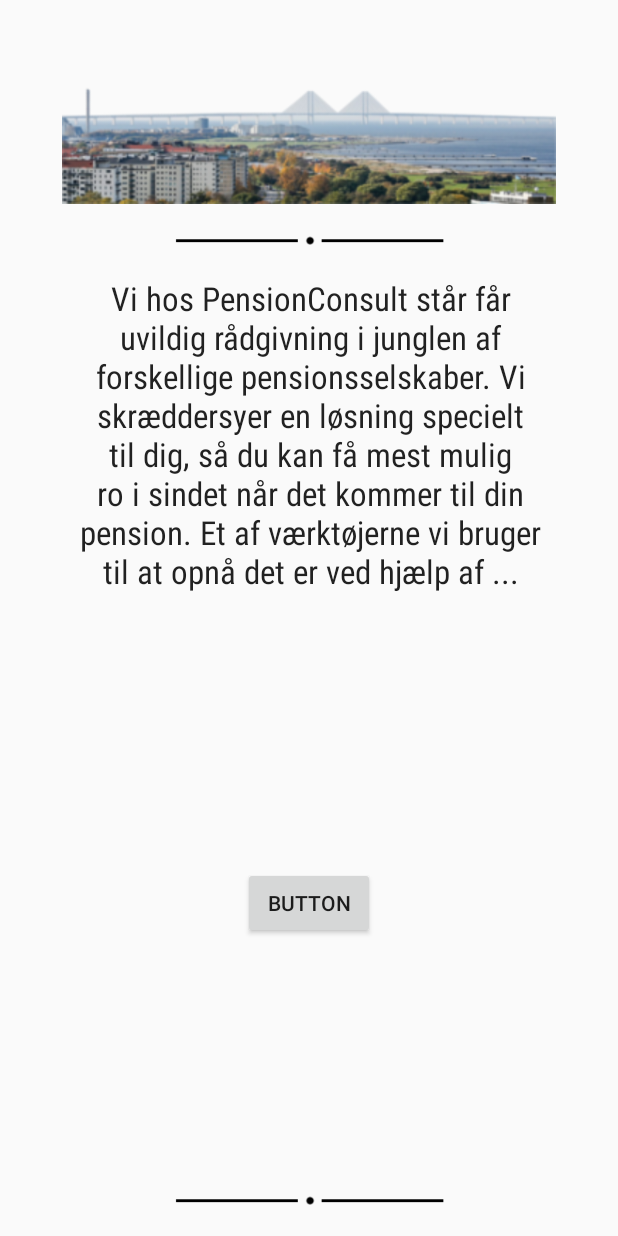
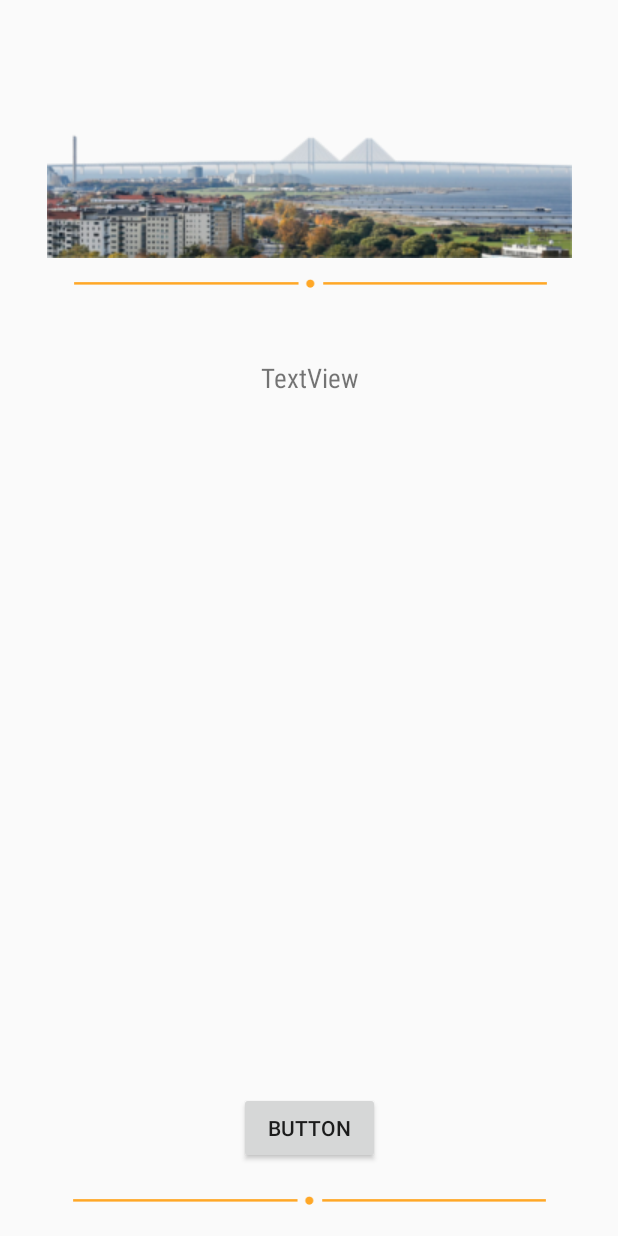
Before and after one commit to s147300/final_pensionconsult, an Android app: the layout activity_new__front_page.xml on its own in the app's theme, with its tools: preview values and no code run, on a phone screen of 412 x 824 dp. Run offline under Robolectric (Android 15) with nearby library versions, the phone set to English and light mode, and no system bars.

Commit message:
Testquestions: next button stops working unless you choose an anwser + changes color
FP: new frame

```diff
--- a/app/src/main/AndroidManifest.xml
+++ b/app/src/main/AndroidManifest.xml
@@ -12,7 +12,7 @@
         android:supportsRtl="true"
         android:theme="@style/AppTheme">
         <activity
-            android:name=".FrontPage"
+            android:name=".new_FrontPage"
             android:label="@string/app_name"
             android:theme="@style/AppTheme.NoActionBar">
             <intent-filter>
@@ -32,7 +32,6 @@
         <activity android:name=".Contact" />
         <activity android:name=".TestResult" />
         <activity android:name=".TestQuestions" />
-        <activity android:name=".new_FrontPage"></activity>
     </application>
 
 </manifest>
--- a/app/src/main/res/layout/activity_new__front_page.xml
+++ b/app/src/main/res/layout/activity_new__front_page.xml
@@ -4,72 +4,74 @@
     xmlns:tools="http://schemas.android.com/tools"
     android:layout_width="match_parent"
     android:layout_height="match_parent"
-    tools:context="com.example.jonathanlarsen.pensionconsultmainpage.new_FrontPage">
+    tools:context="com.example.jonathanlarsen.pensionconsultmainpage.new_FrontPage"
+    tools:layout_editor_absoluteY="25dp">
 
     <ImageView
-        android:id="@+id/imageView13"
-        android:layout_width="364dp"
+        android:id="@+id/imageView5"
+        android:layout_width="350dp"
+        android:layout_height="136dp"
+        android:layout_marginEnd="8dp"
+        android:layout_marginStart="8dp"
+        android:layout_marginTop="36dp"
+        app:layout_constraintEnd_toEndOf="parent"
+        app:layout_constraintStart_toStartOf="parent"
+        app:layout_constraintTop_toTopOf="parent"
+        app:srcCompat="@drawable/smallbridge" />
+
+
+    <Button
+        android:id="@+id/takeTestBut"
+        android:layout_width="94dp"
         android:layout_height="48dp"
+        android:layout_marginBottom="8dp"
+        android:layout_marginEnd="8dp"
+        android:layout_marginStart="8dp"
+        android:text="Button"
+        app:layout_constraintBottom_toTopOf="@+id/imageView8"
+        app:layout_constraintEnd_toEndOf="parent"
+        app:layout_constraintStart_toStartOf="parent" />
+
+    <ImageView
+        android:id="@+id/imageView7"
+        android:layout_width="319dp"
+        android:layout_height="wrap_content"
+        android:layout_marginEnd="8dp"
+        android:layout_marginStart="8dp"
+        app:layout_constraintEnd_toEndOf="parent"
+        app:layout_constraintHorizontal_bias="0.51"
+        app:layout_constraintStart_toStartOf="parent"
+        app:layout_constraintTop_toBottomOf="@+id/imageView5"
+        app:srcCompat="@drawable/sojle" />
+
+    <ImageView
+        android:id="@+id/imageView8"
+        android:layout_width="319dp"
+        android:layout_height="32dp"
+        android:layout_marginBottom="8dp"
         android:layout_marginEnd="8dp"
         android:layout_marginStart="8dp"
         app:layout_constraintBottom_toBottomOf="parent"
         app:layout_constraintEnd_toEndOf="parent"
         app:layout_constraintStart_toStartOf="parent"
-        app:srcCompat="@drawable/kjlg" />
-
-    <ImageView
-        android:id="@+id/imageView5"
-        android:layout_width="377dp"
-        android:layout_height="128dp"
-        android:layout_marginEnd="8dp"
-        android:layout_marginStart="8dp"
-        android:layout_marginTop="8dp"
-        app:layout_constraintEnd_toEndOf="parent"
-        app:layout_constraintStart_toStartOf="parent"
-        app:layout_constraintTop_toTopOf="parent"
-        app:srcCompat="@drawable/smallbridge" />
+        app:srcCompat="@drawable/sojle" />
 
     <TextView
         android:id="@+id/FPtext"
-        android:layout_width="323dp"
-        android:layout_height="243dp"
-        android:layout_marginEnd="8dp"
-        android:layout_marginStart="8dp"
-        android:fontFamily="sans-serif-condensed"
-        android:text="Vi hos PensionConsult står får uvildig rådgivning i junglen af forskellige pensionsselskaber. Vi skræddersyer en løsning specielt til dig, så du kan få mest mulig ro i sindet når det kommer til din pension. Et af værktøjerne vi bruger til at opnå det er ved hjælp af ..."
-        android:textAlignment="center"
-        android:textAllCaps="false"
-        android:textAppearance="@style/TextAppearance.AppCompat.Large"
-        android:typeface="normal"
-        android:visibility="visible"
-        app:layout_constraintEnd_toEndOf="parent"
-        app:layout_constraintHorizontal_bias="0.511"
-        app:layout_constraintStart_toStartOf="parent"
-        app:layout_constraintTop_toBottomOf="@+id/imageView12" />
-
-    <ImageView
-        android:id="@+id/imageView12"
-        android:layout_width="364dp"
-        android:layout_height="48dp"
-        android:layout_marginEnd="8dp"
-        android:layout_marginStart="8dp"
-        app:layout_constraintEnd_toEndOf="parent"
-        app:layout_constraintStart_toStartOf="parent"
-        app:layout_constraintTop_toBottomOf="@+id/imageView5"
-        app:srcCompat="@drawable/kjlg" />
-
-    <Button
-        android:id="@+id/button3"
-        android:layout_width="wrap_content"
-        android:layout_height="wrap_content"
+        android:layout_width="281dp"
+        android:layout_height="208dp"
         android:layout_marginBottom="8dp"
         android:layout_marginEnd="8dp"
         android:layout_marginStart="8dp"
         android:layout_marginTop="8dp"
-        android:text="Button"
-        app:layout_constraintBottom_toTopOf="@+id/imageView13"
+        android:fontFamily="sans-serif-condensed"
+        android:text="TextView"
+        android:textAlignment="center"
+        android:textSize="18sp"
+        app:layout_constraintBottom_toTopOf="@+id/takeTestBut"
         app:layout_constraintEnd_toEndOf="parent"
         app:layout_constraintStart_toStartOf="parent"
-        app:layout_constraintTop_toBottomOf="@+id/FPtext" />
+        app:layout_constraintTop_toBottomOf="@+id/imageView7"
+        app:layout_constraintVertical_bias="0.088" />
 
 </android.support.constraint.ConstraintLayout>
--- a/app/src/main/res/values/colors.xml
+++ b/app/src/main/res/values/colors.xml
@@ -3,4 +3,8 @@
     <color name="colorPrimary">#1382da</color>
     <color name="colorPrimaryDark">#454545</color>
     <color name="colorAccent">#1382da</color>
+    <color name="unchecked">#E0E0E0</color>
+    <color name="checked">#009688</color>
+    <color name="grey">#EEEEEE</color>
+    <color name="orange">#FFA726</color>
 </resources>
--- a/app/src/main/res/values/strings.xml
+++ b/app/src/main/res/values/strings.xml
@@ -33,6 +33,7 @@
         ]]>
         </string>
 
+    <string name="FP_text">Vi hos PensionConsult står får uvildig rådgivning i junglen af forskellige pensionsselskaber. Vi skræddersyer en løsning specielt til dig, så du kan få mest mulig ro i sindet når det kommer til din pension. Et af værktøjerne vi bruger til at opnå det er ved hjælp af ...</string>
 
     <string name="Ok_text">Ok</string>
 
--- a/app/src/main/res/values/styles.xml
+++ b/app/src/main/res/values/styles.xml
@@ -17,4 +17,8 @@
 
     <style name="AppTheme.PopupOverlay" parent="ThemeOverlay.AppCompat.Light" />
 
+    <style name="QuestionButton" parent="ThemeOverlay.AppCompat">
+        <item name="colorButtonNormal">@drawable/btn_questions</item>
+        <item name="android:textColor">@color/grey</item>
+    </style>
 </resources>
```
Also changed, not shown: app/src/main/java/com/example/jonathanlarsen/pensionconsultmainpage/TestQuestions.java (+19 -4 lines), app/src/main/java/com/example/jonathanlarsen/pensionconsultmainpage/new_FrontPage.java (+19 -1 lines), app/src/main/res/drawable/btn_questions.xml (added, +9 -0 lines), app/src/main/res/layout/activity_test_questions.xml (+15 -5 lines), app/src/main/res/drawable-xxhdpi/sojle.png (added).
